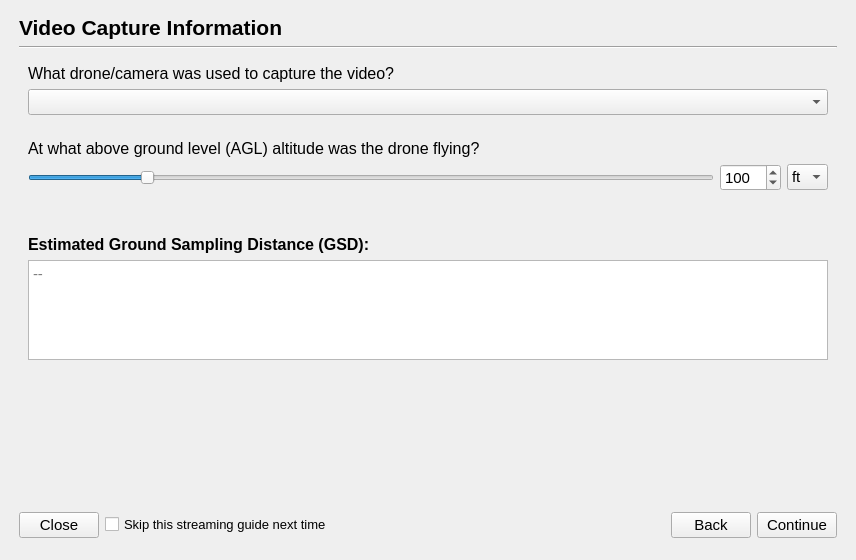
First picture: the form in resources/views/streaming/StreamingGuide.ui, repository TheCoderPerson/automated-drone-image-analysis-tool, before the edit.
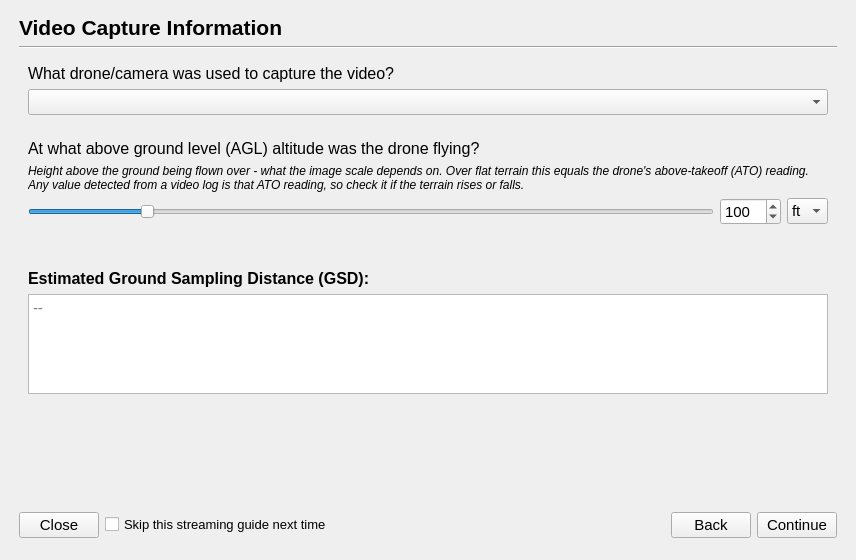
Second picture: the form after the edit. The open tabs and pages were chosen to show the change.

Commit message: feat(altitude): separate AGL from ATO and anchor it to the takeoff point

Diff of the .ui file:
```diff
--- a/resources/views/streaming/StreamingGuide.ui
+++ b/resources/views/streaming/StreamingGuide.ui
@@ -696,6 +696,22 @@
             </property>
            </widget>
           </item>
+          <item>
+           <widget class="QLabel" name="labelAltitudeHint">
+            <property name="font">
+             <font>
+              <pointsize>9</pointsize>
+              <italic>true</italic>
+             </font>
+            </property>
+            <property name="text">
+             <string>Height above the ground being flown over - what the image scale depends on. Over flat terrain this equals the drone's above-takeoff (ATO) reading. Any value detected from a video log is that ATO reading, so check it if the terrain rises or falls.</string>
+            </property>
+            <property name="wordWrap">
+             <bool>true</bool>
+            </property>
+           </widget>
+          </item>
           <item>
            <layout class="QHBoxLayout" name="horizontalLayout_altitude">
             <item>
```
The commit also changes 61 other files.
